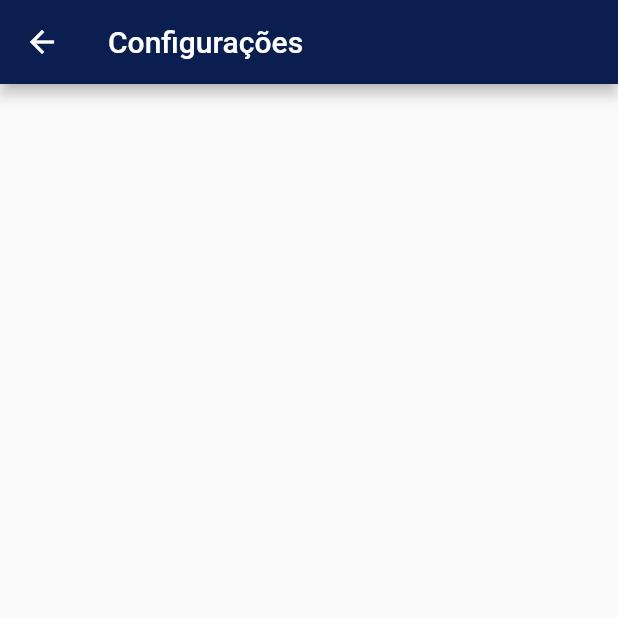
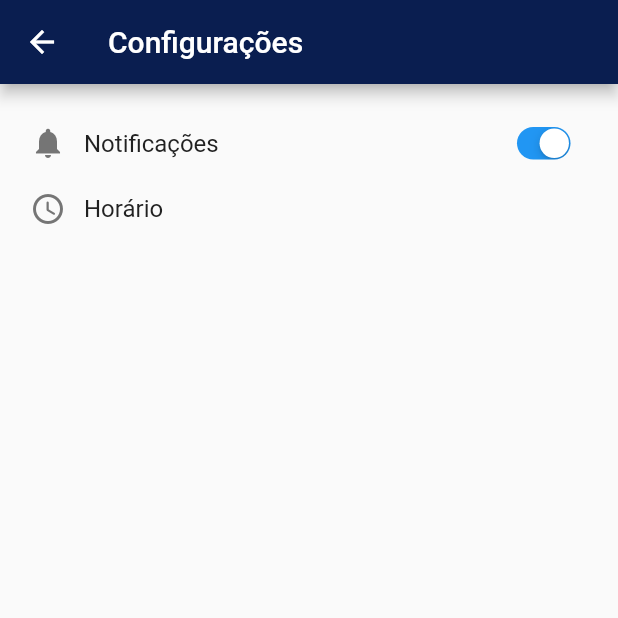
Before and after one commit to expoure/escriva-everyday, a Flutter app: the ConfigPage screen opened directly, on a phone screen of 412 x 824 dp, the top half of it. Run offline on Flutter 3.47's test engine with Material 2 defaults, Android fonts, the phone set to English and light mode, and no system bars; our stand-ins replace share_plus, sqflite; accounts and stored records are empty.

Commit message:
Finalizar lista de favoritos e começar configuraçoes

```diff
--- a/lib/models/Quote.dart
+++ b/lib/models/Quote.dart
@@ -30,7 +30,8 @@ class Quote {
         quoteNumber: json["quote_number"] as String,
         quote: json["quote"] as String,
         bookmarked: json["bookmarked"] as int,
-        readAt: json["read_at"] != null ? new DateTime(json["read_at"]) : null,
+        readAt:
+            json["read_at"] != null ? DateTime.parse(json["read_at"]) : null,
       );
 
   Map<String, dynamic> toJson() => {
--- a/lib/page/config_page.dart
+++ b/lib/page/config_page.dart
@@ -1,3 +1,4 @@
+import 'package:flutter/cupertino.dart';
 import 'package:flutter/material.dart';
 
 class ConfigPage extends StatefulWidget {
@@ -6,12 +7,74 @@ class ConfigPage extends StatefulWidget {
 }
 
 class _ConfigPageState extends State<ConfigPage> {
+  var isNotificationOn = true;
+
+  @override
+  void initState() {
+    super.initState();
+  }
+
   @override
   Widget build(BuildContext context) => Scaffold(
-        //drawer: NavigationDrawerWidget(),
-        appBar: AppBar(
-          title: Text('Configurações'),
-          backgroundColor: Color.fromRGBO(10, 30, 80, 1),
+      //drawer: NavigationDrawerWidget(),
+      appBar: AppBar(
+        title: Text('Configurações'),
+        backgroundColor: Color.fromRGBO(10, 30, 80, 1),
+      ),
+      body: Container(
+        padding: const EdgeInsets.symmetric(vertical: 8, horizontal: 20),
+        child: ListView(
+          children: [
+            SizedBox(height: 12),
+            Row(
+              mainAxisAlignment: MainAxisAlignment.spaceBetween,
+              children: [
+                Column(
+                  children: [
+                    Row(
+                      children: [
+                        Icon(Icons.notifications, color: Colors.grey[600]),
+                        SizedBox(width: 12),
+                        Text('Notificações',
+                            style: TextStyle(
+                              fontSize: 16,
+                              color: Colors.grey[900],
+                            ),
+                            textAlign: TextAlign.start),
+                      ],
+                    ),
+                  ],
+                ),
+                Transform.scale(
+                  scale: 0.7,
+                  child: CupertinoSwitch(
+                    activeColor: Colors.blue,
+                    trackColor: Colors.grey,
+                    value: this.isNotificationOn,
+                    onChanged: (bool newValue) {
+                      setState(() {
+                        this.isNotificationOn = !this.isNotificationOn;
+                      });
+                    },
+                  ),
+                )
+              ],
+            ),
+            SizedBox(height: 12),
+            Row(
+              children: [
+                Icon(Icons.access_time_rounded, color: Colors.grey[600]),
+                SizedBox(width: 12),
+                Text('Horário',
+                    style: TextStyle(
+                      fontSize: 16,
+                      color: Colors.grey[900],
+                    ),
+                    textAlign: TextAlign.start),
+                // https://www.youtube.com/watch?v=qYHfI4br0ww
+              ],
+            ),
+          ],
         ),
-      );
+      ));
 }
--- a/lib/page/quote_page.dart
+++ b/lib/page/quote_page.dart
@@ -29,7 +29,7 @@ class _QuotePageState extends State<QuotePage> {
   }
 
   Future getQuote() async {
-    var quote = await DataBaseHelper.db.getRandomQuote();
+    var quote = await DataBaseHelper.db.getQuoteOfTheDay();
     return quote;
   }
 
--- a/pubspec.yaml
+++ b/pubspec.yaml
@@ -20,6 +20,7 @@ flutter:
   uses-material-design: true
   assets:
     - assets/escriva.db
+    - assets/escriva_pic.png
   fonts:
     - family: Baskerville
       fonts:
```
Also changed, not shown: lib/page/about_page.dart (deleted, +0 -17 lines), lib/page/favourites_page.dart (+21 -4 lines), lib/utils/Database.dart (+65 -1 lines), lib/widget/navigation_drawer_widget.dart (+0 -11 lines), assets/escriva_pic.png (added).
